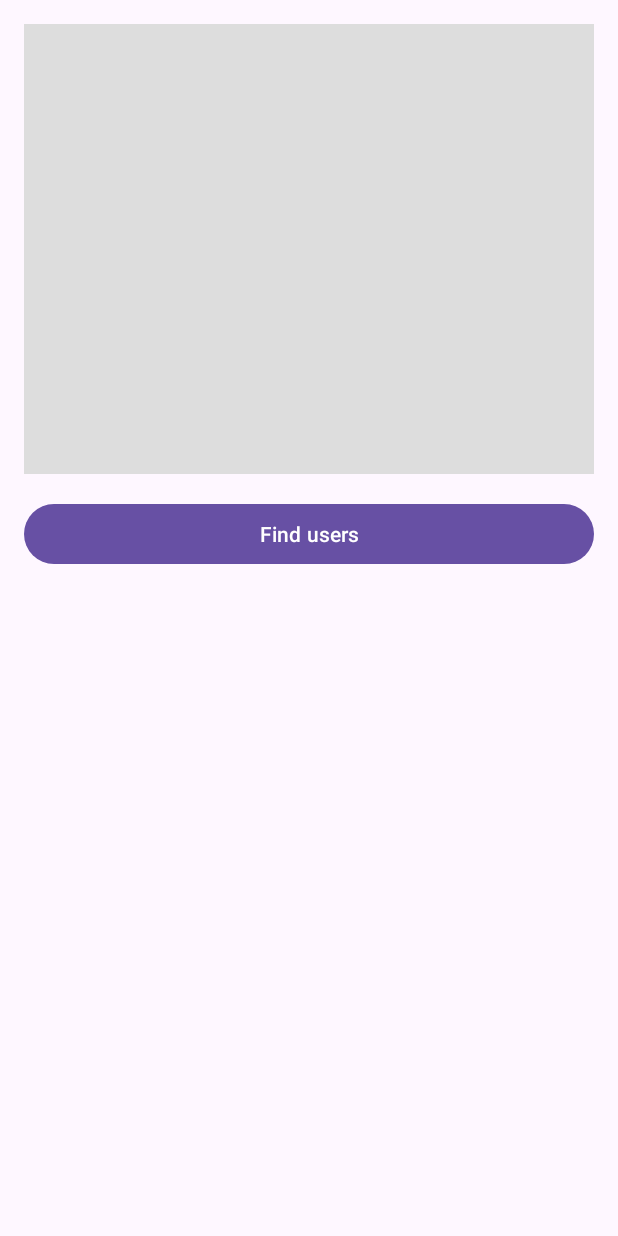
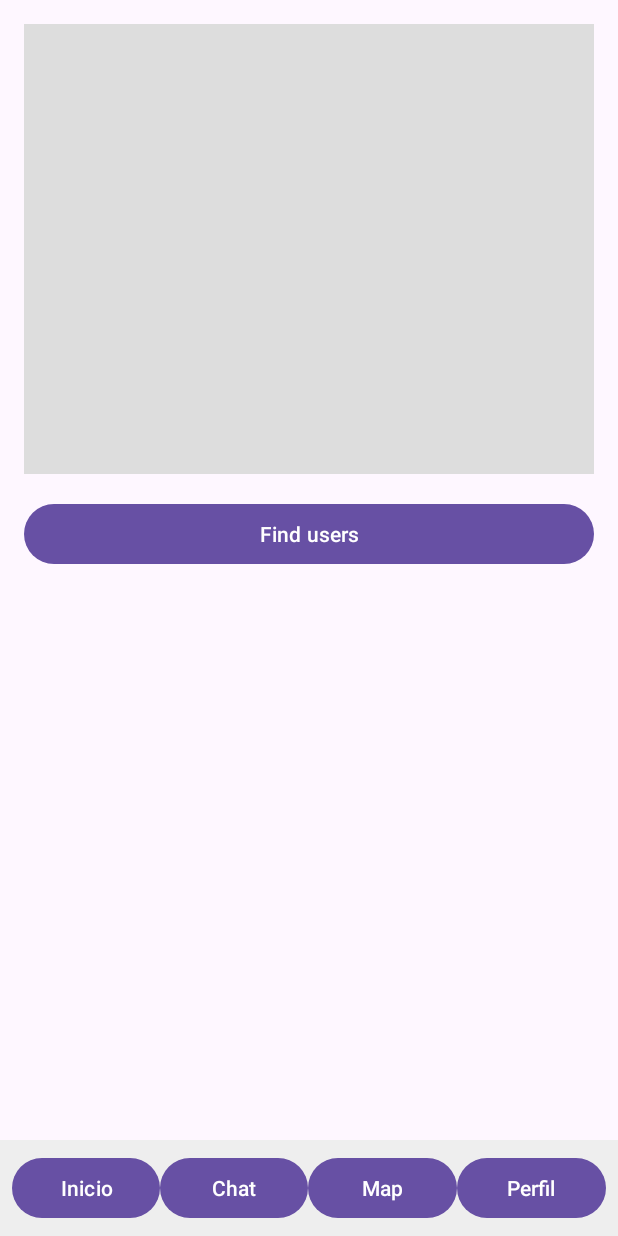
Before and after one commit to carlosmasnahh/LibroLink, an Android app: the HomeActivity screen opened directly, with no data from a screen before it, after a tap on "Map", on a phone screen of 412 x 824 dp. Run offline under Robolectric (Android 15) with nearby library versions, the phone set to English and light mode, and no system bars; pictures from the network do not load.

Commit message:
Se realizo la barra de navegación para cada pantalla primaria

```diff
--- /dev/null
+++ b/app/src/main/java/com/example/librolink/BaseActivity.kt
@@ -0,0 +1,48 @@
+package com.example.librolink
+
+import android.content.Intent
+import android.os.Bundle
+import android.widget.Button
+import androidx.appcompat.app.AppCompatActivity
+
+open class BaseActivity : AppCompatActivity() {
+
+    override fun onCreate(savedInstanceState: Bundle?) {
+        super.onCreate(savedInstanceState)
+    }
+
+    // Configura los botones de la barra inferior
+    protected fun setupBottomNavigation(currentActivity: Class<*>) {
+        findViewById<Button>(R.id.btnHome)?.setOnClickListener {
+            if (currentActivity != HomeActivity::class.java) {
+                startActivity(Intent(this, HomeActivity::class.java))
+                overridePendingTransition(0, 0)
+                finish()
+            }
+        }
+
+        findViewById<Button>(R.id.btnChat)?.setOnClickListener {
+            if (currentActivity != ChatActivity::class.java) {
+                startActivity(Intent(this, ChatActivity::class.java))
+                overridePendingTransition(0, 0)
+                finish()
+            }
+        }
+
+        findViewById<Button>(R.id.btnSearch)?.setOnClickListener {
+            if (currentActivity != MapActivity::class.java) {
+                startActivity(Intent(this, MapActivity::class.java))
+                overridePendingTransition(0, 0)
+                finish()
+            }
+        }
+
+        findViewById<Button>(R.id.btnProfile)?.setOnClickListener {
+            if (currentActivity != ProfileActivity::class.java) {
+                startActivity(Intent(this, ProfileActivity::class.java))
+                overridePendingTransition(0, 0)
+                finish()
+            }
+        }
+    }
+}
--- a/app/src/main/java/com/example/librolink/HomeActivity.kt
+++ b/app/src/main/java/com/example/librolink/HomeActivity.kt
@@ -6,37 +6,36 @@ import android.view.Menu
 import android.view.MenuItem
 import android.widget.Button
 import android.widget.GridView
-import androidx.appcompat.app.AppCompatActivity
 import androidx.appcompat.widget.Toolbar
 
-class HomeActivity : AppCompatActivity() {
 
+class HomeActivity : BaseActivity() {   // ← hereda de BaseActivity
     override fun onCreate(savedInstanceState: Bundle?) {
         super.onCreate(savedInstanceState)
         setContentView(R.layout.activity_home)
 
+        // Inicializa la barra de navegación inferior
+        setupBottomNavigation(HomeActivity::class.java)
+
         // Toolbar
-        val toolbar = findViewById<Toolbar>(R.id.toolbar)
-        setSupportActionBar(toolbar)
-        supportActionBar?.title = "LibroLink"
+        //val toolbar = findViewById<Toolbar>(R.id.Toolbar)
+        //setSupportActionBar(toolbar)
+        //supportActionBar?.title = "LibroLink"
 
         // Botón inferior: Profile
         findViewById<Button>(R.id.btnProfile)?.setOnClickListener {
             startActivity(Intent(this, ProfileActivity::class.java))
         }
 
-        // (Opcional) otros botones inferiores
-        findViewById<Button>(R.id.btnDetail)?.setOnClickListener {
-            // abre detalle o lo que necesites
-        }
+        // Otros botones inferiores
         findViewById<Button>(R.id.btnChat)?.setOnClickListener {
             startActivity(Intent(this, ChatActivity::class.java))
         }
-        findViewById<Button>(R.id.btnMap)?.setOnClickListener {
+        findViewById<Button>(R.id.btnSearch)?.setOnClickListener {
             startActivity(Intent(this, MapActivity::class.java))
         }
 
-        // Grid de libros (como ya lo tenías)
+        // Grid de libros
         val gridView = findViewById<GridView>(R.id.gridBooks)
         val books = listOf(
             Book("El Quijote", "Cervantes", "https://picsum.photos/200/300?random=1"),
--- a/app/src/main/java/com/example/librolink/MapActivity.kt
+++ b/app/src/main/java/com/example/librolink/MapActivity.kt
@@ -1,11 +1,23 @@
 package com.example.librolink
 
 import android.os.Bundle
+import android.widget.Button
 import androidx.appcompat.app.AppCompatActivity
 
-class MapActivity : AppCompatActivity() {
+class MapActivity : BaseActivity() {
+
     override fun onCreate(savedInstanceState: Bundle?) {
         super.onCreate(savedInstanceState)
         setContentView(R.layout.activity_map)
+
+        // Configurar la navegación inferior
+        setupBottomNavigation(MapActivity::class.java)
+
+        // Inicializar vistas
+        val btnFindUsers = findViewById<Button>(R.id.btnFindUsers)
+
+        btnFindUsers.setOnClickListener {
+            // Aquí puedes agregar la acción para buscar usuarios o mostrar el mapa
+        }
     }
 }
--- a/app/src/main/java/com/example/librolink/ProfileActivity.kt
+++ b/app/src/main/java/com/example/librolink/ProfileActivity.kt
@@ -5,14 +5,13 @@ import android.os.Bundle
 import android.widget.Button
 import android.widget.TextView
 import android.widget.Toast
-import androidx.appcompat.app.AppCompatActivity
 import androidx.lifecycle.lifecycleScope
 import com.example.librolink.data.DbProvider
 import kotlinx.coroutines.Dispatchers
 import kotlinx.coroutines.launch
 import kotlinx.coroutines.withContext
 
-class ProfileActivity : AppCompatActivity() {
+class ProfileActivity : BaseActivity() {
 
     private lateinit var tvNombreCompleto: TextView
     private lateinit var tvCorreo: TextView
@@ -30,6 +29,7 @@ class ProfileActivity : AppCompatActivity() {
         }
 
         setContentView(R.layout.activity_profile)
+        setupBottomNavigation(ProfileActivity::class.java)
 
         tvNombreCompleto = findViewById(R.id.tvNombreCompleto)
         tvCorreo = findViewById(R.id.tvCorreo)
--- a/app/src/main/res/layout/activity_map.xml
+++ b/app/src/main/res/layout/activity_map.xml
@@ -1,19 +1,41 @@
+<?xml version="1.0" encoding="utf-8"?>
 <LinearLayout xmlns:android="http://schemas.android.com/apk/res/android"
     android:orientation="vertical"
-    android:padding="16dp"
     android:layout_width="match_parent"
     android:layout_height="match_parent">
+
+    <!-- Contenido con scroll (por si el mapa o los botones crecen más adelante) -->
+    <ScrollView
+        android:layout_width="match_parent"
+        android:layout_height="0dp"
+        android:layout_weight="1"
+        android:padding="16dp">
+
+        <LinearLayout
+            android:orientation="vertical"
+            android:layout_width="match_parent"
+            android:layout_height="wrap_content">
 
             <ImageView
                 android:id="@+id/mapPlaceholder"
                 android:background="#ddd"
                 android:layout_width="match_parent"
-        android:layout_height="300dp"/>
+                android:layout_height="300dp" />
 
             <Button
                 android:id="@+id/btnFindUsers"
                 android:text="Find users"
                 android:layout_width="match_parent"
                 android:layout_height="wrap_content"
-        android:layout_marginTop="16dp"/>
+                android:layout_marginTop="16dp" />
+
         </LinearLayout>
+    </ScrollView>
+
+    <!-- Barra de navegación inferior fija -->
+    <include
+        layout="@layout/bottom_navigation"
+        android:layout_width="match_parent"
+        android:layout_height="wrap_content" />
+
+</LinearLayout>
--- /dev/null
+++ b/app/src/main/res/layout/bottom_navigation.xml
@@ -0,0 +1,39 @@
+<?xml version="1.0" encoding="utf-8"?>
+<LinearLayout xmlns:android="http://schemas.android.com/apk/res/android"
+    android:id="@+id/bottomNavigationBar"
+    android:layout_width="match_parent"
+    android:layout_height="72dp"
+    android:orientation="horizontal"
+    android:gravity="center"
+    android:padding="8dp"
+    android:background="#EEEEEE">
+
+    <Button
+        android:id="@+id/btnHome"
+        android:layout_width="0dp"
+        android:layout_height="wrap_content"
+        android:layout_weight="1"
+        android:text="Inicio" />
+
+    <Button
+        android:id="@+id/btnChat"
+        android:layout_width="0dp"
+        android:layout_height="wrap_content"
+        android:layout_weight="1"
+        android:text="Chat" />
+
+    <Button
+        android:id="@+id/btnSearch"
+        android:layout_width="0dp"
+        android:layout_height="wrap_content"
+        android:layout_weight="1"
+        android:text="Map" />
+
+    <Button
+        android:id="@+id/btnProfile"
+        android:layout_width="0dp"
+        android:layout_height="wrap_content"
+        android:layout_weight="1"
+        android:text="Perfil" />
+
+</LinearLayout>
```
Also changed, not shown: app/src/main/java/com/example/librolink/ChatActivity.kt (+9 -4 lines), app/src/main/res/layout/activity_chat.xml (+6 -2 lines), app/src/main/res/layout/activity_home.xml (+2 -36 lines), app/src/main/res/layout/activity_profile.xml (+32 -9 lines). Lines whose indentation alone changed are shown as unchanged.
